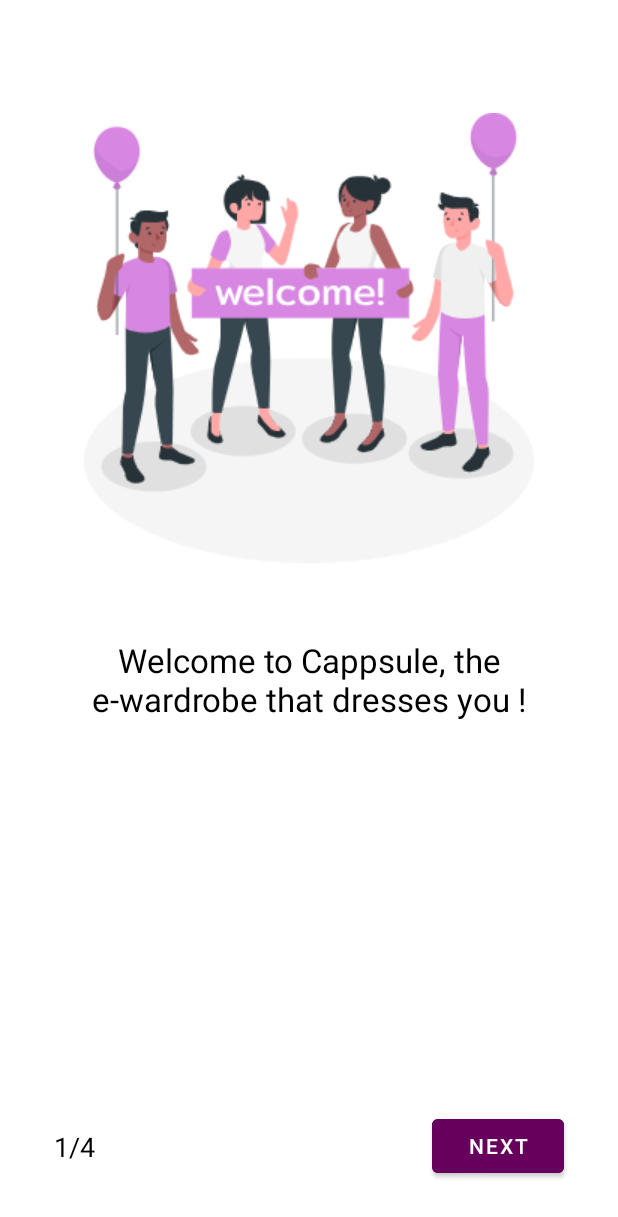
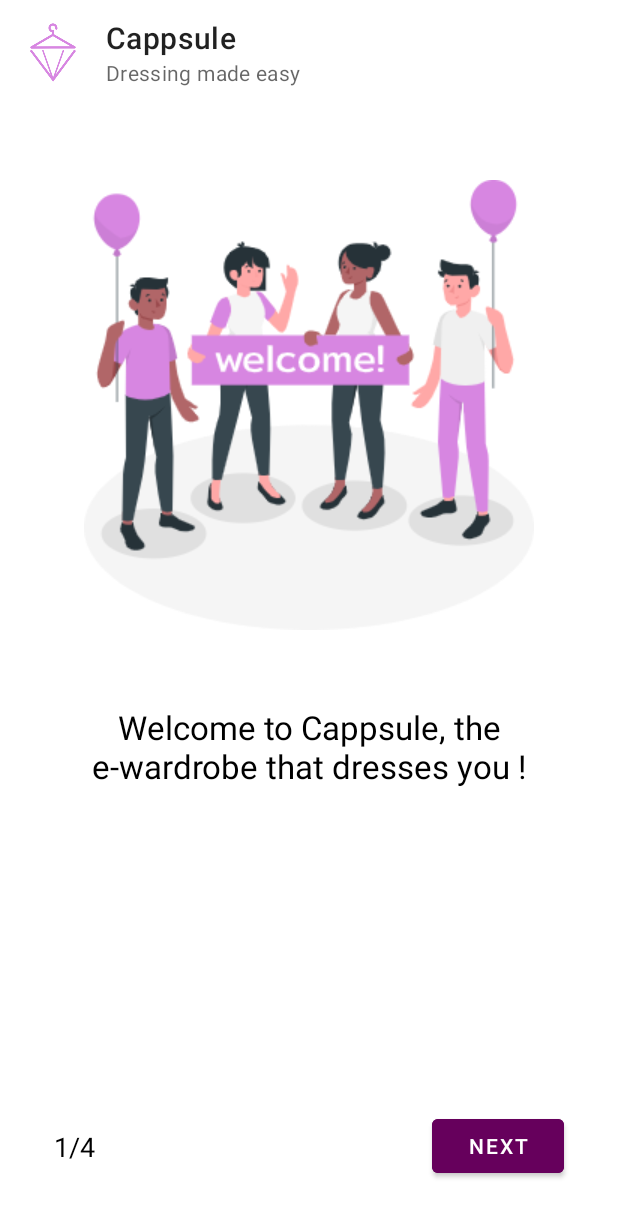
Before and after one commit to ModernMalick/CappsuleAndroid, an Android app: the screen it shows after launch (Onboarding), on a phone screen of 412 x 824 dp. Shown: the top 1217 px of the screen. Run offline under Robolectric (Android 15) with nearby library versions, the phone set to English and light mode, and no system bars.

Commit message:
Onboarding Layout

```diff
--- a/app/src/main/res/layout/activity_onboarding.xml
+++ b/app/src/main/res/layout/activity_onboarding.xml
@@ -7,9 +7,49 @@
     android:layout_height="match_parent"
     tools:context=".onboardingPackage.Onboarding">
 
+    <LinearLayout
+        android:id="@+id/linearLayout"
+        android:layout_width="match_parent"
+        android:layout_height="wrap_content"
+        android:layout_marginTop="10dp"
+        android:gravity="center_vertical"
+        android:orientation="horizontal"
+        app:layout_constraintEnd_toEndOf="parent"
+        app:layout_constraintStart_toStartOf="parent"
+        app:layout_constraintTop_toTopOf="parent">
+
+        <ImageView
+            android:layout_width="50dp"
+            android:layout_height="50dp"
+            android:layout_gravity="center_vertical"
+            android:layout_weight="1"
+            android:contentDescription="@string/logo"
+            app:srcCompat="@drawable/logo"/>
+        <LinearLayout
+            android:layout_width="wrap_content"
+            android:layout_height="wrap_content"
+            android:layout_weight="10"
+            android:orientation="vertical">
+
+            <TextView
+                android:layout_width="match_parent"
+                android:layout_height="wrap_content"
+                android:text="@string/app_name"
+                android:textAppearance="?attr/textAppearanceHeadline6"/>
+
+            <TextView
+                android:layout_width="match_parent"
+                android:layout_height="wrap_content"
+                android:text="@string/slogan"
+                android:textAppearance="?attr/textAppearanceBody2"
+                android:textColor="@color/material_on_surface_emphasis_medium"/>
+        </LinearLayout>
+
+    </LinearLayout>
+
     <androidx.viewpager2.widget.ViewPager2
-        android:id="@+id/myViewPager" android:layout_width="match_parent"
-        android:layout_height="match_parent" app:layout_constraintBottom_toBottomOf="parent"
-        app:layout_constraintEnd_toEndOf="parent" app:layout_constraintStart_toStartOf="parent"
-        app:layout_constraintTop_toTopOf="parent"/>
+        android:id="@+id/myViewPager" android:layout_width="0dp"
+        android:layout_height="0dp" android:layout_marginTop="10dp"
+        app:layout_constraintBottom_toBottomOf="parent" app:layout_constraintEnd_toEndOf="parent"
+        app:layout_constraintStart_toStartOf="parent" app:layout_constraintTop_toBottomOf="@+id/linearLayout"/>
 </androidx.constraintlayout.widget.ConstraintLayout>
--- a/app/src/main/res/layout/fragment_explanation.xml
+++ b/app/src/main/res/layout/fragment_explanation.xml
@@ -11,7 +11,7 @@
         <ImageView
             android:id="@+id/imageView6"
             android:layout_width="wrap_content"
-            android:layout_height="wrap_content" android:layout_marginTop="75dp"
+            android:layout_height="wrap_content" android:layout_marginTop="50dp"
             android:contentDescription="@string/Explanation"
             android:src="@drawable/explanation" app:layout_constraintEnd_toEndOf="parent"
             app:layout_constraintStart_toStartOf="parent" app:layout_constraintTop_toTopOf="parent"/>
--- a/app/src/main/res/layout/fragment_permissions.xml
+++ b/app/src/main/res/layout/fragment_permissions.xml
@@ -13,7 +13,7 @@
         <ImageView
             android:id="@+id/imageView10"
             android:layout_width="wrap_content"
-            android:layout_height="wrap_content" android:layout_marginTop="75dp"
+            android:layout_height="wrap_content" android:layout_marginTop="50dp"
             android:contentDescription="@string/NeedsPermissions" android:src="@drawable/preferences"
             app:layout_constraintEnd_toEndOf="parent" app:layout_constraintStart_toStartOf="parent"
             app:layout_constraintTop_toTopOf="parent"/>
--- a/app/src/main/res/layout/fragment_welcome.xml
+++ b/app/src/main/res/layout/fragment_welcome.xml
@@ -11,7 +11,7 @@
         <ImageView
             android:id="@+id/imageView5"
             android:layout_width="wrap_content"
-            android:layout_height="wrap_content" android:layout_marginTop="75dp"
+            android:layout_height="wrap_content" android:layout_marginTop="50dp"
             android:contentDescription="@string/Welcome"
             android:src="@drawable/welcome" app:layout_constraintEnd_toEndOf="parent"
             app:layout_constraintStart_toStartOf="parent" app:layout_constraintTop_toTopOf="parent"/>
```
